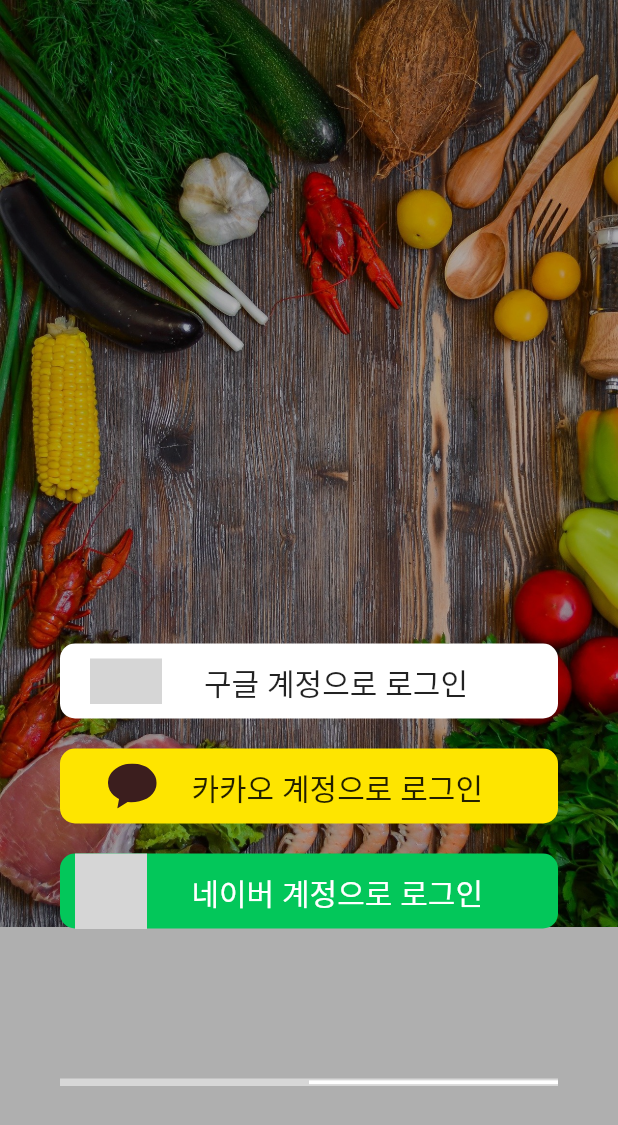
After one commit to what2cook/app, a Flutter app: the screen it shows after launch, after a tap on the "arrow forward" icon, on a phone screen of 412 x 824 dp. The commit adds this screen. Shown: the top 1125 px of the screen. Run offline on Flutter 3.47's test engine with Material 2 defaults, Android fonts, the phone set to English and light mode, and no system bars; our stand-ins replace flutter_svg; grey boxes are pictures that could not be loaded.

Commit message:
Arrange pubspec.yaml Add swipe in greeting Working on greeting/login

```diff
--- a/lib/constants/theme.dart
+++ b/lib/constants/theme.dart
@@ -4,6 +4,10 @@ class W2CColor {
   static const Color red = Color(0xffe43630);
   static const Color white = Colors.white;
   static const Color black = Colors.black;
+
+  static const Color google = Colors.white;
+  static const Color kakao = Color(0xfffee500);
+  static const Color naver = Color(0xff03c75a);
 }
 
 class W2CTextStyle {
--- /dev/null
+++ b/lib/greeting.dart
@@ -0,0 +1,52 @@
+import 'package:flutter/material.dart';
+
+import 'constants/theme.dart';
+import 'greeting/login.dart';
+import 'greeting/welcome.dart';
+
+class Greeting extends StatefulWidget {
+  @override
+  _GreetingState createState() => _GreetingState();
+}
+
+class _GreetingState extends State<Greeting> {
+
+  PageController _controller = PageController(initialPage: 0);
+
+  void nextPage() {
+    _controller.nextPage(
+        duration: Duration(milliseconds: 400),
+        curve: Curves.easeIn
+    );
+  }
+
+  @override
+  void dispose() {
+    _controller.dispose();
+    super.dispose();
+  }
+
+  @override
+  Widget build(BuildContext context) {
+    return Scaffold(
+      body: Stack(
+        children: <Widget>[
+          FittedBox(
+              child: Image.asset('assets/images/greeting_background.jpg'),
+              fit: BoxFit.fill,
+          ),
+          Container(
+            color: W2CColor.black.withOpacity(0.3),
+          ),
+          PageView(
+            controller: _controller,
+            children: [
+              Welcome(() => nextPage()),
+              Login(),
+            ],
+          ),
+        ],
+      ),
+    );
+  }
+}
--- /dev/null
+++ b/lib/greeting/login.dart
@@ -0,0 +1,115 @@
+import 'package:flutter/material.dart';
+import 'package:flutter_svg/flutter_svg.dart';
+
+import '../constants/theme.dart';
+
+class Login extends StatelessWidget {
+  @override
+  Widget build(BuildContext context) {
+    return Container(
+      alignment: Alignment.bottomLeft,
+      margin: EdgeInsets.only(left: 40, bottom: 100),
+      child: Column(
+        mainAxisAlignment: MainAxisAlignment.end,
+        crossAxisAlignment: CrossAxisAlignment.stretch,
+        children: <Widget>[
+          Container(
+            height: 50,
+            width: 300,
+            margin: EdgeInsets.only(right: 40, bottom: 20),
+            decoration: BoxDecoration(
+              borderRadius: BorderRadius.circular(10),
+              color: W2CColor.google,
+            ),
+            alignment: Alignment.center,
+            child: Row(
+              mainAxisAlignment: MainAxisAlignment.spaceBetween,
+              children: <Widget>[
+                Container(
+                  margin: EdgeInsets.only(left: 10),
+                  padding: EdgeInsets.all(10),
+                  child: SvgPicture.asset('assets/images/google.svg'),
+                ),
+                Container(
+                  margin: EdgeInsets.only(right: 60),
+                  child: Text(
+                      '구글 계정으로 로그인',
+                      style: W2CTextStyle.notosans_regular_20
+                  ),
+                ),
+              ],
+            ),
+          ),
+          Container(
+            height: 50,
+            width: 300,
+            margin: EdgeInsets.only(right: 40, bottom: 20),
+            decoration: BoxDecoration(
+              borderRadius: BorderRadius.circular(10),
+              color: W2CColor.kakao,
+            ),
+            alignment: Alignment.center,
+            child: Row(
+              mainAxisAlignment: MainAxisAlignment.spaceBetween,
+              children: <Widget>[
+                Container(
+                  margin: EdgeInsets.only(left: 10),
+                  padding: EdgeInsets.all(10),
+                  child: SvgPicture.asset('assets/images/kakao.svg'),
+                ),
+                Container(
+                  margin: EdgeInsets.only(right: 50),
+                  child: Text(
+                      '카카오 계정으로 로그인',
+                      style: W2CTextStyle.notosans_regular_20
+                  ),
+                ),
+              ],
+            ),
+          ),
+          Container(
+            height: 50,
+            width: 300,
+            margin: EdgeInsets.only(right: 40, bottom: 100),
+            decoration: BoxDecoration(
+              borderRadius: BorderRadius.circular(10),
+              color: W2CColor.naver,
+            ),
+            alignment: Alignment.center,
+            child: Row(
+              mainAxisAlignment: MainAxisAlignment.spaceBetween,
+              children: <Widget>[
+                Container(
+                  margin: EdgeInsets.only(left: 10),
+                  child: SvgPicture.asset('assets/images/naver.svg'),
+                ),
+                Container(
+                  margin: EdgeInsets.only(right: 50),
+                  child: Text(
+                      '네이버 계정으로 로그인',
+                      style: W2CTextStyle.notosans_regular_20.merge(
+                          TextStyle(color: W2CColor.white)
+                      ),
+                  ),
+                ),
+              ],
+            ),
+          ),
+          Container(
+              margin: EdgeInsets.only(right: 40),
+              height: 5,
+              color: W2CColor.white.withOpacity(0.5),
+              child: FractionallySizedBox(
+                  alignment: Alignment.centerRight,
+                  widthFactor: 0.5,
+                  heightFactor: 0.5,
+                  child: Container(
+                      color: W2CColor.white
+                  )
+              )
+          ),
+        ],
+      ),
+    );
+  }
+}
--- /dev/null
+++ b/lib/greeting/welcome.dart
@@ -0,0 +1,77 @@
+import 'package:flutter/material.dart';
+
+import '../constants/theme.dart';
+
+class Welcome extends StatelessWidget {
+
+  final VoidCallback _nextPage;
+
+  Welcome(this._nextPage);
+
+  @override
+  Widget build(BuildContext context) {
+    return Container(
+      alignment: Alignment.bottomLeft,
+      margin: EdgeInsets.only(left: 40, bottom: 100),
+      child: Column(
+        mainAxisAlignment: MainAxisAlignment.end,
+        crossAxisAlignment: CrossAxisAlignment.stretch,
+        children: <Widget>[
+          Row(
+            mainAxisAlignment: MainAxisAlignment.spaceBetween,
+            children: <Widget>[
+              Container(
+                alignment: Alignment.bottomLeft,
+                margin: EdgeInsets.only(bottom: 30),
+                child: Text.rich(
+                    TextSpan(
+                        style: TextStyle(color: W2CColor.white),
+                        children: <TextSpan>[
+                          TextSpan(
+                            text: '냉장고는 깨끗하게\n내 몸은 건강하게\n',
+                            style: W2CTextStyle.notosans_bold_30,
+                          ),
+                          TextSpan(
+                            text: '레시피 여행을 떠나보세요\n',
+                            style: W2CTextStyle.notosans_regular_15,
+                          ),
+                        ]
+                    )
+                ),
+              ),
+              Container(
+                margin: EdgeInsets.only(right: 40),
+                width: 50,
+                height: 50,
+                decoration: BoxDecoration(
+                  color: W2CColor.red,
+                  shape: BoxShape.circle,
+                ),
+                child: InkWell(
+                  onTap: () {
+                    this._nextPage();
+                  },
+                  child: Icon(
+                      Icons.arrow_forward,
+                      color: W2CColor.white
+                  ),
+                ),
+              ),
+            ],
+          ),
+          Container(
+              margin: EdgeInsets.only(right: 40),
+              height: 5,
+              color: W2CColor.white.withOpacity(0.5),
+              child: FractionallySizedBox(
+                alignment: Alignment.centerLeft,
+                widthFactor: 0.5,
+                heightFactor: 0.5,
+                child: Container(color: W2CColor.white),
+              )
+          ),
+        ],
+      ),
+    );
+  }
+}
--- a/lib/intro.dart
+++ b/lib/intro.dart
@@ -3,7 +3,7 @@ import 'package:flutter_svg/svg.dart';
 import 'dart:async';
 
 import 'constants/theme.dart';
-import 'welcome.dart';
+import 'greeting.dart';
 
 class Intro extends StatefulWidget {
   @override
@@ -35,7 +35,7 @@ class IntroState extends State<Intro> {
 
   route() {
     Navigator.pushReplacement(context, MaterialPageRoute(
-      builder: (context) => Welcome()
+      builder: (context) => Greeting()
     ));
   }
 }
--- a/lib/welcome.dart
+++ /dev/null
@@ -1,82 +0,0 @@
-import 'package:flutter/material.dart';
-
-import 'constants/theme.dart';
-
-class Welcome extends StatelessWidget {
-  @override
-  Widget build(BuildContext context) {
-    return Scaffold(
-      body: Stack(
-        children: <Widget>[
-          Image(
-              image: AssetImage('assets/images/intro_background.jpg'),
-              fit: BoxFit.fill,
-          ),
-          Container(
-            color: W2CColor.black.withOpacity(0.3),
-          ),
-          Container(
-            alignment: Alignment.bottomLeft,
-            margin: EdgeInsets.only(left: 40, bottom: 100),
-            child: Column(
-              mainAxisAlignment: MainAxisAlignment.end,
-              crossAxisAlignment: CrossAxisAlignment.stretch,
-              children: <Widget>[
-                Row(
-                  mainAxisAlignment: MainAxisAlignment.spaceBetween,
-                  children: <Widget>[
-                    Container(
-                      alignment: Alignment.bottomLeft,
-                      margin: EdgeInsets.only(bottom: 30),
-                      child: Text.rich(
-                          TextSpan(
-                              style: TextStyle(color: W2CColor.white),
-                              children: <TextSpan>[
-                                TextSpan(
-                                  text: '냉장고는 깨끗하게\n내 몸은 건강하게\n',
-                                  style: W2CTextStyle.notosans_bold_30,
-                                ),
-                                TextSpan(
-                                  text: '레시피 여행을 떠나보세요\n',
-                                  style: W2CTextStyle.notosans_regular_15,
-                                ),
-                              ]
-                          )
-                      ),
-                    ),
-                    Container(
-                      margin: EdgeInsets.only(right: 40),
-                      width: 50,
-                      height: 50,
-                      decoration: BoxDecoration(
-                        color: W2CColor.red,
-                        shape: BoxShape.circle,
-                      ),
-                      child: Icon(
-                          Icons.arrow_forward,
-                          color: W2CColor.white
-                      ),
-                    ),
-                  ],
-                ),
-                Container(
-                  margin: EdgeInsets.only(right: 40),
-                  height: 5,
-                  color: W2CColor.white.withOpacity(0.5),
-                  child: FractionallySizedBox(
-                    alignment: Alignment.centerLeft,
-                    widthFactor: 0.5,
-                    heightFactor: 0.5,
-                    child: Container(
-                      color: W2CColor.white
-                    )
-                  )
-                ),
-              ],
-            ),
-          ),
-        ],
-      ),
-    );
-  }
-}
```
Also changed, not shown: pubspec.yaml (+1 -13 lines), assets/images/google.svg (added), assets/images/greeting_background.jpg (renamed from assets/images/intro_background.jpg), assets/images/greeting_background.svg (added), assets/images/kakao.svg (added), assets/images/naver.svg (added).
